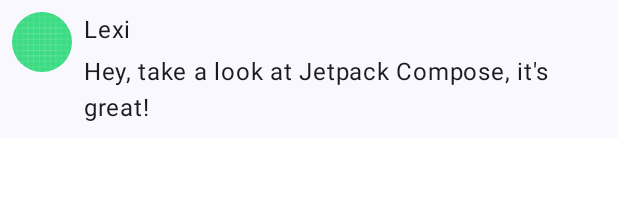
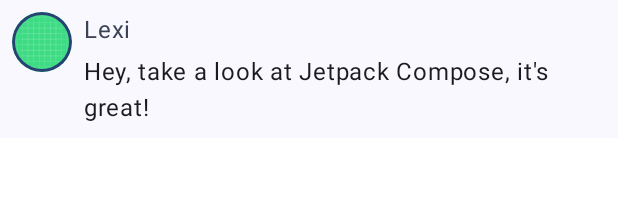
Before and after one commit to muttaqinrizal/ComposeTutorial, an Android app built with Jetpack Compose: the @Preview function PreviewMessageCard, on a phone screen of 412 x 824 dp. Shown: the top 202 px of the screen. Run offline under Robolectric (Android 15) with nearby library versions, the phone set to English and light mode, and no system bars.

Commit message:
add color schema

```diff
--- a/app/src/main/java/com/example/composetutorial/MainActivity.kt
+++ b/app/src/main/java/com/example/composetutorial/MainActivity.kt
@@ -4,6 +4,7 @@ import android.os.Bundle
 import androidx.activity.ComponentActivity
 import androidx.activity.compose.setContent
 import androidx.compose.foundation.Image
+import androidx.compose.foundation.border
 import androidx.compose.foundation.layout.Column
 import androidx.compose.foundation.layout.Row
 import androidx.compose.foundation.layout.Spacer
@@ -13,6 +14,7 @@ import androidx.compose.foundation.layout.padding
 import androidx.compose.foundation.layout.size
 import androidx.compose.foundation.layout.width
 import androidx.compose.foundation.shape.CircleShape
+import androidx.compose.material3.MaterialTheme
 import androidx.compose.material3.Surface
 import androidx.compose.material3.Text
 import androidx.compose.runtime.Composable
@@ -48,12 +50,13 @@ fun MessageCard(msg: Message){
             modifier = Modifier
                 .size(40.dp)
                 .clip(CircleShape)
+                .border(1.5.dp, MaterialTheme.colorScheme.primary, CircleShape)
         )
         // Add a horizontal space between the image and the column
         Spacer(modifier = Modifier.width(8.dp))
 
         Column {
-            Text(text = msg.author)
+            Text(text = msg.author, color = MaterialTheme.colorScheme.secondary)
             Spacer(modifier = Modifier.height(4.dp))
             Text(text = msg.body)
         }
```
